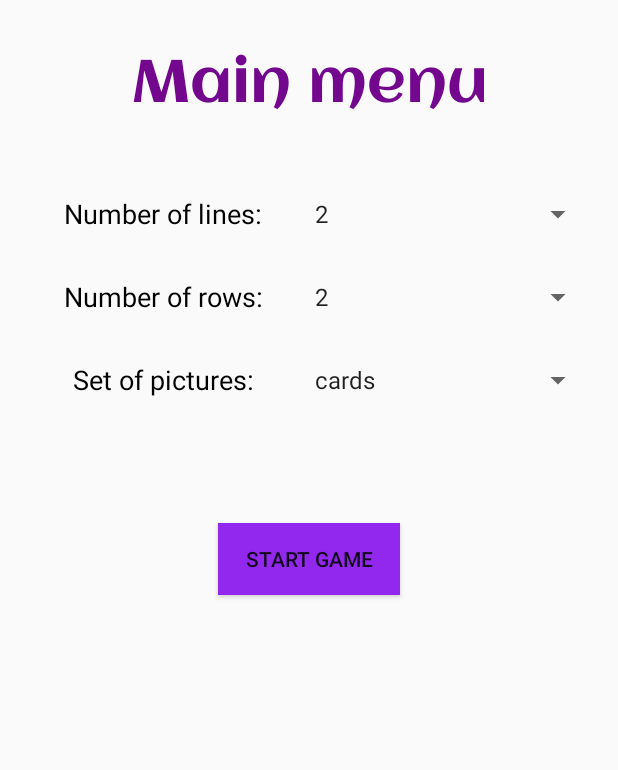
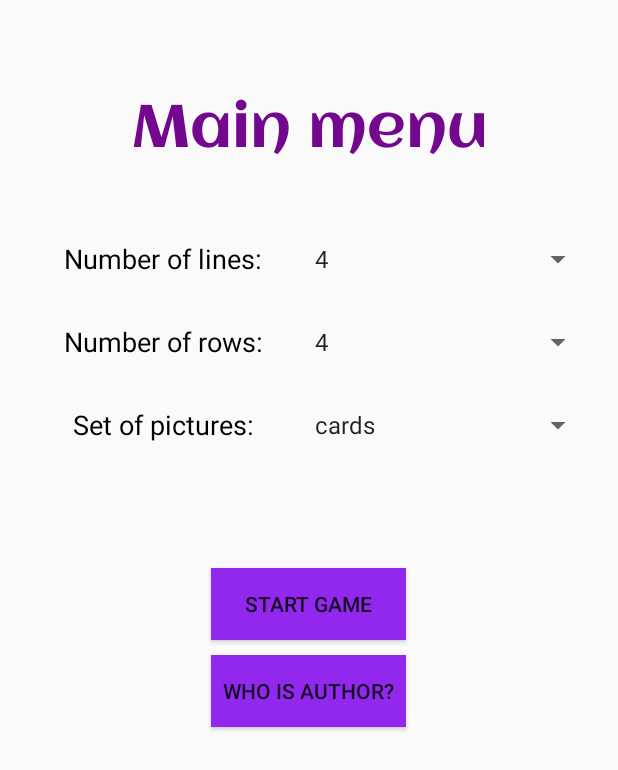
Before and after one commit to komead/laba1MT, an Android app: the screen it shows after launch (MainMenuActivity), on a phone screen of 412 x 824 dp. Shown: the top 770 px of the screen. Run offline under Robolectric (Android 15) with nearby library versions, the light colour scheme and no system bars.

Commit message:
добавил несколько признаков авторства

```diff
--- a/app/src/main/java/com/example/kapitanov1/MainMenuActivity.java
+++ b/app/src/main/java/com/example/kapitanov1/MainMenuActivity.java
@@ -22,8 +22,9 @@ public class MainMenuActivity extends AppCompatActivity {
         // Находим элементы интерфейса по их ID
         Spinner etRows = findViewById(R.id.etRows);
         Spinner etColumns = findViewById(R.id.etColumns);
+        Spinner spinnerPictureCollection = findViewById(R.id.spinnerPictureCollection);
         Button btnStartGame = findViewById(R.id.btnApplySize);
-        Spinner spinnerPictureCollection = findViewById(R.id.spinnerPictureCollection);
+        Button buttonAuthor = findViewById(R.id.buttonAuthor);
 
         // Получение массива строк из ресурсов
         String[] rowsArray = getResources().getStringArray(R.array.allowed_rows);
@@ -63,5 +64,12 @@ public class MainMenuActivity extends AppCompatActivity {
                 finish();
             }
         });
+
+        buttonAuthor.setOnClickListener(new View.OnClickListener() {
+            @Override
+            public void onClick(View view) {
+                buttonAuthor.setText("Капитанов Дмитрий");
+            }
+        });
     }
 }
--- a/app/src/main/res/layout/activity_main_menu.xml
+++ b/app/src/main/res/layout/activity_main_menu.xml
@@ -19,7 +19,7 @@
                 android:textColor="#73088F"
                 android:fontFamily="@font/aclonica"
                 android:textAlignment="center"
-                android:layout_marginTop="10dp"
+                android:layout_marginTop="40dp"
                 android:layout_marginBottom="40dp"/>
     </LinearLayout>
     <LinearLayout
@@ -59,7 +59,8 @@
                         android:layout_marginTop="10dp"
                         android:textSize="18sp"
                         android:textAlignment="center"
-                        android:textColor="@color/black" android:gravity="center"/>
+                        android:textColor="@color/black"
+                        android:gravity="center"/>
             </LinearLayout>
             <LinearLayout
                     android:orientation="vertical"
@@ -93,11 +94,18 @@
             android:gravity="center_horizontal">
         <Button
                 android:id="@+id/btnApplySize"
-                android:layout_width="121dp"
+                android:layout_width="130dp"
                 android:layout_height="wrap_content"
                 android:text="Start game"
                 android:background="#9228ED"
                 android:layout_marginTop="25dp"/>
+        <Button
+                android:text="Who is author?"
+                android:layout_width="130dp"
+                android:layout_height="wrap_content"
+                android:id="@+id/buttonAuthor"
+                android:background="#9228ED"
+                android:layout_marginTop="10dp"/>
     </LinearLayout>
 
 
--- a/app/src/main/res/values/arrays.xml
+++ b/app/src/main/res/values/arrays.xml
@@ -5,15 +5,15 @@
         <item>minecraft</item>
     </string-array>
     <string-array name="allowed_rows">
+        <item>4</item>
         <item>2</item>
         <item>3</item>
-        <item>4</item>
         <item>5</item>
         <item>6</item>
     </string-array>
     <string-array name="allowed_columns">
+        <item>4</item>
         <item>2</item>
-        <item>4</item>
         <item>6</item>
     </string-array>
 </resources>
```
Also changed, not shown: app/src/main/res/layout/activity_end_game.xml (+11 -2 lines).
